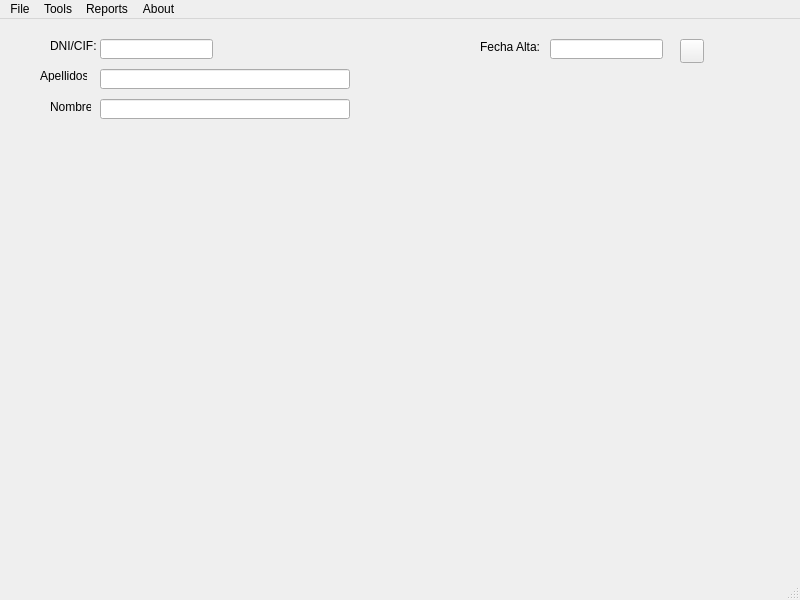
MMSS99/DI_Proyecto, file templates/window.ui: the form before one commit.
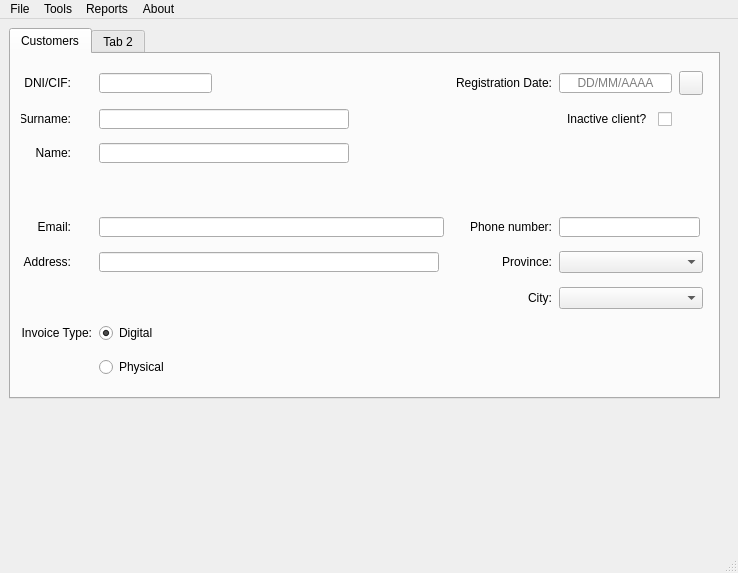
The form after the commit. Icons and pictures are not drawn.

Commit message: feat(main): implement grid into UI

What changed in the file:
```diff
--- a/templates/window.ui
+++ b/templates/window.ui
@@ -6,158 +6,417 @@
    <rect>
     <x>0</x>
     <y>0</y>
-    <width>800</width>
-    <height>600</height>
+    <width>738</width>
+    <height>573</height>
    </rect>
   </property>
   <property name="windowTitle">
    <string>Megaturboempresa Teis</string>
   </property>
   <widget class="QWidget" name="centralwidget">
-   <widget class="QLabel" name="lbl_dnicif">
+   <widget class="QTabWidget" name="tabWidget_main">
     <property name="geometry">
      <rect>
-      <x>50</x>
-      <y>20</y>
-      <width>47</width>
-      <height>13</height>
+      <x>9</x>
+      <y>9</y>
+      <width>711</width>
+      <height>371</height>
      </rect>
     </property>
-    <property name="text">
-     <string>DNI/CIF:</string>
+    <property name="layoutDirection">
+     <enum>Qt::LeftToRight</enum>
     </property>
-   </widget>
-   <widget class="QLineEdit" name="txt_dnicif">
-    <property name="geometry">
-     <rect>
-      <x>100</x>
-      <y>20</y>
-      <width>113</width>
-      <height>20</height>
-     </rect>
-    </property>
-   </widget>
-   <widget class="QLabel" name="lbl_nombre">
-    <property name="geometry">
-     <rect>
-      <x>50</x>
-      <y>80</y>
-      <width>41</width>
-      <height>16</height>
-     </rect>
-    </property>
-    <property name="text">
-     <string>Nombre:</string>
-    </property>
-   </widget>
-   <widget class="QLabel" name="lbl_apellidos">
-    <property name="geometry">
-     <rect>
-      <x>40</x>
-      <y>50</y>
-      <width>47</width>
-      <height>13</height>
-     </rect>
-    </property>
-    <property name="text">
-     <string>Apellidos:</string>
-    </property>
-   </widget>
-   <widget class="QLabel" name="lbl_fechaalta">
-    <property name="geometry">
-     <rect>
-      <x>480</x>
-      <y>20</y>
-      <width>61</width>
-      <height>16</height>
-     </rect>
-    </property>
-    <property name="text">
-     <string>Fecha Alta:</string>
-    </property>
-   </widget>
-   <widget class="QLineEdit" name="txt_nombre">
-    <property name="geometry">
-     <rect>
-      <x>100</x>
-      <y>80</y>
-      <width>250</width>
-      <height>20</height>
-     </rect>
-    </property>
-    <property name="minimumSize">
-     <size>
-      <width>250</width>
-      <height>0</height>
-     </size>
-    </property>
-   </widget>
-   <widget class="QLineEdit" name="txt_apellidos">
-    <property name="geometry">
-     <rect>
-      <x>100</x>
-      <y>50</y>
-      <width>250</width>
-      <height>20</height>
-     </rect>
-    </property>
-    <property name="minimumSize">
-     <size>
-      <width>250</width>
-      <height>0</height>
-     </size>
-    </property>
-   </widget>
-   <widget class="QLineEdit" name="txt_fechaalta">
-    <property name="geometry">
-     <rect>
-      <x>550</x>
-      <y>20</y>
-      <width>113</width>
-      <height>20</height>
-     </rect>
-    </property>
-    <property name="text">
-     <string/>
-    </property>
-    <property name="alignment">
-     <set>Qt::AlignCenter</set>
-    </property>
-   </widget>
-   <widget class="QPushButton" name="btn_calendario">
-    <property name="geometry">
-     <rect>
-      <x>680</x>
-      <y>20</y>
-      <width>24</width>
-      <height>24</height>
-     </rect>
-    </property>
-    <property name="minimumSize">
-     <size>
-      <width>24</width>
-      <height>24</height>
-     </size>
-    </property>
-    <property name="maximumSize">
-     <size>
-      <width>24</width>
-      <height>24</height>
-     </size>
-    </property>
-    <property name="text">
-     <string/>
-    </property>
-    <property name="icon">
-     <iconset>
-      <normaloff>../img/calendar.png</normaloff>../img/calendar.png</iconset>
-    </property>
-    <property name="iconSize">
-     <size>
-      <width>32</width>
-      <height>32</height>
-     </size>
-    </property>
+    <widget class="QWidget" name="tab_customers">
+     <attribute name="title">
+      <string>Customers</string>
+     </attribute>
+     <layout class="QGridLayout" name="gridLayout_2">
+      <item row="5" column="2">
+       <widget class="QLabel" name="lbl_phone">
+        <property name="layoutDirection">
+         <enum>Qt::LeftToRight</enum>
+        </property>
+        <property name="text">
+         <string>Phone number:</string>
+        </property>
+        <property name="alignment">
+         <set>Qt::AlignRight|Qt::AlignTrailing|Qt::AlignVCenter</set>
+        </property>
+       </widget>
+      </item>
+      <item row="5" column="3" colspan="2">
+       <widget class="QLineEdit" name="txt_phone">
+        <property name="maximumSize">
+         <size>
+          <width>141</width>
+          <height>20</height>
+         </size>
+        </property>
+       </widget>
+      </item>
+      <item row="6" column="1">
+       <widget class="QLineEdit" name="txt_address">
+        <property name="minimumSize">
+         <size>
+          <width>250</width>
+          <height>0</height>
+         </size>
+        </property>
+        <property name="maximumSize">
+         <size>
+          <width>340</width>
+          <height>20</height>
+         </size>
+        </property>
+       </widget>
+      </item>
+      <item row="5" column="1">
+       <widget class="QLineEdit" name="txt_email">
+        <property name="minimumSize">
+         <size>
+          <width>250</width>
+          <height>0</height>
+         </size>
+        </property>
+        <property name="maximumSize">
+         <size>
+          <width>345</width>
+          <height>20</height>
+         </size>
+        </property>
+       </widget>
+      </item>
+      <item row="6" column="2">
+       <widget class="QLabel" name="lbl_province">
+        <property name="layoutDirection">
+         <enum>Qt::LeftToRight</enum>
+        </property>
+        <property name="text">
+         <string>Province:</string>
+        </property>
+        <property name="alignment">
+         <set>Qt::AlignRight|Qt::AlignTrailing|Qt::AlignVCenter</set>
+        </property>
+       </widget>
+      </item>
+      <item row="6" column="0">
+       <widget class="QLabel" name="lbl_address">
+        <property name="maximumSize">
+         <size>
+          <width>50</width>
+          <height>20</height>
+         </size>
+        </property>
+        <property name="layoutDirection">
+         <enum>Qt::LeftToRight</enum>
+        </property>
+        <property name="text">
+         <string>Address:</string>
+        </property>
+        <property name="alignment">
+         <set>Qt::AlignRight|Qt::AlignTrailing|Qt::AlignVCenter</set>
+        </property>
+       </widget>
+      </item>
+      <item row="7" column="2">
+       <widget class="QLabel" name="lbl_city">
+        <property name="layoutDirection">
+         <enum>Qt::LeftToRight</enum>
+        </property>
+        <property name="text">
+         <string>City:</string>
+        </property>
+        <property name="alignment">
+         <set>Qt::AlignRight|Qt::AlignTrailing|Qt::AlignVCenter</set>
+        </property>
+       </widget>
+      </item>
+      <item row="6" column="3" colspan="2">
+       <widget class="QComboBox" name="cmb_provinces">
+        <property name="maximumSize">
+         <size>
+          <width>150</width>
+          <height>22</height>
+         </size>
+        </property>
+       </widget>
+      </item>
+      <item row="7" column="3" colspan="2">
+       <widget class="QComboBox" name="cmb_cities">
+        <property name="maximumSize">
+         <size>
+          <width>150</width>
+          <height>22</height>
+         </size>
+        </property>
+       </widget>
+      </item>
+      <item row="0" column="1">
+       <widget class="QLineEdit" name="txt_dnicif">
+        <property name="maximumSize">
+         <size>
+          <width>113</width>
+          <height>20</height>
+         </size>
+        </property>
+       </widget>
+      </item>
+      <item row="0" column="4">
+       <widget class="QPushButton" name="btn_calendar">
+        <property name="minimumSize">
+         <size>
+          <width>24</width>
+          <height>24</height>
+         </size>
+        </property>
+        <property name="maximumSize">
+         <size>
+          <width>24</width>
+          <height>24</height>
+         </size>
+        </property>
+        <property name="text">
+         <string/>
+        </property>
+        <property name="icon">
+         <iconset>
+          <normaloff>../img/calendar.png</normaloff>../img/calendar.png</iconset>
+        </property>
+        <property name="iconSize">
+         <size>
+          <width>32</width>
+          <height>32</height>
+         </size>
+        </property>
+       </widget>
+      </item>
+      <item row="0" column="2">
+       <widget class="QLabel" name="lbl_registrationdate">
+        <property name="maximumSize">
+         <size>
+          <width>101</width>
+          <height>20</height>
+         </size>
+        </property>
+        <property name="text">
+         <string>Registration Date:</string>
+        </property>
+        <property name="alignment">
+         <set>Qt::AlignRight|Qt::AlignTrailing|Qt::AlignVCenter</set>
+        </property>
+       </widget>
+      </item>
+      <item row="1" column="0">
+       <widget class="QLabel" name="lbl_surname">
+        <property name="maximumSize">
+         <size>
+          <width>50</width>
+          <height>20</height>
+         </size>
+        </property>
+        <property name="text">
+         <string>Surname:</string>
+        </property>
+        <property name="alignment">
+         <set>Qt::AlignRight|Qt::AlignTrailing|Qt::AlignVCenter</set>
+        </property>
+       </widget>
+      </item>
+      <item row="5" column="0">
+       <widget class="QLabel" name="lbl_email">
+        <property name="maximumSize">
+         <size>
+          <width>50</width>
+          <height>20</height>
+         </size>
+        </property>
+        <property name="layoutDirection">
+         <enum>Qt::LeftToRight</enum>
+        </property>
+        <property name="text">
+         <string>Email:</string>
+        </property>
+        <property name="alignment">
+         <set>Qt::AlignRight|Qt::AlignTrailing|Qt::AlignVCenter</set>
+        </property>
+       </widget>
+      </item>
+      <item row="0" column="0">
+       <widget class="QLabel" name="lbl_dnicif">
+        <property name="maximumSize">
+         <size>
+          <width>50</width>
+          <height>20</height>
+         </size>
+        </property>
+        <property name="text">
+         <string>DNI/CIF:</string>
+        </property>
+        <property name="alignment">
+         <set>Qt::AlignRight|Qt::AlignTrailing|Qt::AlignVCenter</set>
+        </property>
+       </widget>
+      </item>
+      <item row="0" column="3">
+       <widget class="QLineEdit" name="txt_registrationdate">
+        <property name="maximumSize">
+         <size>
+          <width>113</width>
+          <height>20</height>
+         </size>
+        </property>
+        <property name="text">
+         <string/>
+        </property>
+        <property name="alignment">
+         <set>Qt::AlignCenter</set>
+        </property>
+        <property name="placeholderText">
+         <string>DD/MM/AAAA</string>
+        </property>
+       </widget>
+      </item>
+      <item row="9" column="1">
+       <widget class="QRadioButton" name="rbt_digitalbill_2">
+        <property name="maximumSize">
+         <size>
+          <width>71</width>
+          <height>20</height>
+         </size>
+        </property>
+        <property name="text">
+         <string>Physical</string>
+        </property>
+        <attribute name="buttonGroup">
+         <string notr="true">groupbtn_billing</string>
+        </attribute>
+       </widget>
+      </item>
+      <item row="1" column="1">
+       <widget class="QLineEdit" name="txt_surname">
+        <property name="minimumSize">
+         <size>
+          <width>250</width>
+          <height>0</height>
+         </size>
+        </property>
+        <property name="maximumSize">
+         <size>
+          <width>250</width>
+          <height>20</height>
+         </size>
+        </property>
+       </widget>
+      </item>
+      <item row="8" column="1">
+       <widget class="QRadioButton" name="rbt_digitalbill">
+        <property name="maximumSize">
+         <size>
+          <width>71</width>
+          <height>20</height>
+         </size>
+        </property>
+        <property name="text">
+         <string>Digital</string>
+        </property>
+        <property name="checked">
+         <bool>true</bool>
+        </property>
+        <attribute name="buttonGroup">
+         <string notr="true">groupbtn_billing</string>
+        </attribute>
+       </widget>
+      </item>
+      <item row="8" column="0">
+       <widget class="QLabel" name="lbl_invoice">
+        <property name="maximumSize">
+         <size>
+          <width>80</width>
+          <height>20</height>
+         </size>
+        </property>
+        <property name="text">
+         <string>Invoice Type:</string>
+        </property>
+        <property name="alignment">
+         <set>Qt::AlignRight|Qt::AlignTrailing|Qt::AlignVCenter</set>
+        </property>
+       </widget>
+      </item>
+      <item row="1" column="3">
+       <widget class="QCheckBox" name="chk_inactive">
+        <property name="maximumSize">
+         <size>
+          <width>115</width>
+          <height>25</height>
+         </size>
+        </property>
+        <property name="layoutDirection">
+         <enum>Qt::RightToLeft</enum>
+        </property>
+        <property name="text">
+         <string>Inactive client?  </string>
+        </property>
+       </widget>
+      </item>
+      <item row="3" column="1">
+       <spacer name="verticalSpacer">
+        <property name="orientation">
+         <enum>Qt::Vertical</enum>
+        </property>
+        <property name="sizeType">
+         <enum>QSizePolicy::Fixed</enum>
+        </property>
+        <property name="sizeHint" stdset="0">
+         <size>
+          <width>20</width>
+          <height>40</height>
+         </size>
+        </property>
+       </spacer>
+      </item>
+      <item row="2" column="1">
+       <widget class="QLineEdit" name="txt_name">
+        <property name="minimumSize">
+         <size>
+          <width>250</width>
+          <height>0</height>
+         </size>
+        </property>
+        <property name="maximumSize">
+         <size>
+          <width>250</width>
+          <height>20</height>
+         </size>
+        </property>
+       </widget>
+      </item>
+      <item row="2" column="0">
+       <widget class="QLabel" name="lbl_name">
+        <property name="maximumSize">
+         <size>
+          <width>50</width>
+          <height>20</height>
+         </size>
+        </property>
+        <property name="layoutDirection">
+         <enum>Qt::LeftToRight</enum>
+        </property>
+        <property name="text">
+         <string>Name:</string>
+        </property>
+        <property name="alignment">
+         <set>Qt::AlignRight|Qt::AlignTrailing|Qt::AlignVCenter</set>
+        </property>
+       </widget>
+      </item>
+     </layout>
+    </widget>
+    <widget class="QWidget" name="tab_2">
+     <attribute name="title">
+      <string>Tab 2</string>
+     </attribute>
+    </widget>
    </widget>
   </widget>
   <widget class="QMenuBar" name="menubar">
@@ -165,7 +424,7 @@
     <rect>
      <x>0</x>
      <y>0</y>
-     <width>800</width>
+     <width>738</width>
      <height>21</height>
     </rect>
    </property>
```
Left out of the diff: 10 changed lines with no effect on the pictures. The commit also changes 1 other file.
